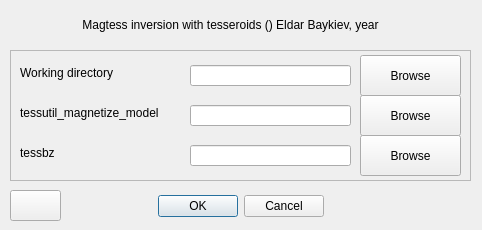
Before: the Qt Designer form gmi_pathdialog.ui in eldarbaykiev/magtess-inversion-python, drawn with Qt 5.
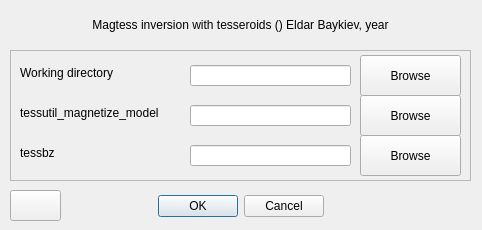
After: the same form once the commit is applied. Icons and pictures are not drawn.

```diff
--- a/gmi_pathdialog.ui
+++ b/gmi_pathdialog.ui
@@ -192,9 +192,9 @@
   <widget class="QLabel" name="mainlabel">
    <property name="geometry">
     <rect>
-     <x>50</x>
+     <x>10</x>
      <y>-10</y>
-     <width>361</width>
+     <width>461</width>
      <height>70</height>
     </rect>
    </property>
```
